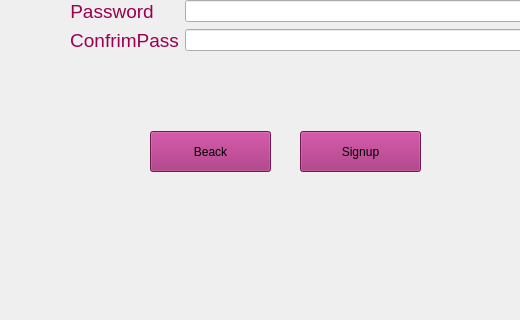
Above: form.ui from dhruveshborad/pythonProject before the change; both pictures show x 0 to 520 and y 159 to 479 of the 800 by 600 pixel window. Below: the same form after it.
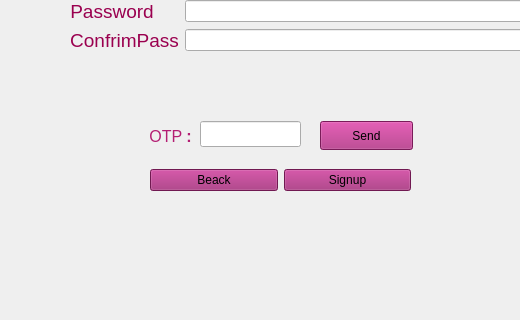
That is the form after the change.

Commit message: singup otp messages update

What changed in the file:
```diff
--- a/form.ui
+++ b/form.ui
@@ -71,15 +71,62 @@
     </item>
    </layout>
   </widget>
-  <widget class="QPushButton" name="beackbutton">
+  <widget class="QLineEdit" name="lineEditotp">
+   <property name="geometry">
+    <rect>
+     <x>200</x>
+     <y>280</y>
+     <width>101</width>
+     <height>26</height>
+    </rect>
+   </property>
+  </widget>
+  <widget class="QLabel" name="labelconfrimpass">
+   <property name="geometry">
+    <rect>
+     <x>140</x>
+     <y>280</y>
+     <width>61</width>
+     <height>31</height>
+    </rect>
+   </property>
+   <property name="text">
+    <string>&lt;html&gt;&lt;head/&gt;&lt;body&gt;&lt;p align=&quot;center&quot;&gt;&lt;span style=&quot; font-size:12pt; color:#b41e73;&quot;&gt;OTP &lt;/span&gt;&lt;span style=&quot; font-size:12pt; font-weight:700; color:#b41e73;&quot;&gt;:&lt;/span&gt;&lt;/p&gt;&lt;/body&gt;&lt;/html&gt;</string>
+   </property>
+  </widget>
+  <widget class="QPushButton" name="pushButtonsendotp">
+   <property name="geometry">
+    <rect>
+     <x>320</x>
+     <y>280</y>
+     <width>93</width>
+     <height>29</height>
+    </rect>
+   </property>
+   <property name="toolTip">
+    <string>&lt;html&gt;&lt;head/&gt;&lt;body&gt;&lt;p align=&quot;center&quot;&gt;&lt;span style=&quot; font-size:12pt; font-weight:700; color:#ba1f7c;&quot;&gt;Send&lt;/span&gt;&lt;/p&gt;&lt;/body&gt;&lt;/html&gt;</string>
+   </property>
+   <property name="styleSheet">
+    <string notr="true">background-color: qlineargradient(spread:pad, x1:0, y1:0, x2:1, y2:0, stop:0 rgba(0, 0, 0, 255), stop:1 rgba(255, 255, 255, 255));
+background-color: rgb(171, 38, 124);
+font: 12pt &quot;Segoe UI&quot;;</string>
+   </property>
+   <property name="text">
+    <string>Send</string>
+   </property>
+  </widget>
+  <widget class="QWidget" name="">
    <property name="geometry">
     <rect>
      <x>150</x>
-     <y>290</y>
-     <width>121</width>
-     <height>41</height>
+     <y>320</y>
+     <width>261</width>
+     <height>38</height>
     </rect>
    </property>
+   <layout class="QHBoxLayout" name="horizontalLayout">
+    <item>
+     <widget class="QPushButton" name="beackbutton">
    <property name="toolTip">
     <string>&lt;html&gt;&lt;head/&gt;&lt;body&gt;&lt;p align=&quot;center&quot;&gt;&lt;span style=&quot; font-weight:700; color:#ac2562;&quot;&gt;Beack&lt;/span&gt;&lt;/p&gt;&lt;/body&gt;&lt;/html&gt;</string>
    </property>
@@ -92,15 +139,9 @@
     <string>Beack</string>
    </property>
   </widget>
+    </item>
+    <item>
   <widget class="QPushButton" name="pushButtonsignup1">
-   <property name="geometry">
-    <rect>
-     <x>300</x>
-     <y>290</y>
-     <width>121</width>
-     <height>41</height>
-    </rect>
-   </property>
    <property name="toolTip">
     <string>&lt;html&gt;&lt;head/&gt;&lt;body&gt;&lt;p align=&quot;center&quot;&gt;&lt;span style=&quot; font-weight:700; color:#b63077;&quot;&gt;Signup&lt;/span&gt;&lt;/p&gt;&lt;/body&gt;&lt;/html&gt;</string>
    </property>
@@ -115,6 +156,10 @@
    <property name="text">
     <string>Signup</string>
    </property>
+     </widget>
+    </item>
+   </layout>
+   <zorder>pushButtonsignup1</zorder>
   </widget>
  </widget>
  <resources/>
```
Left out of the diff: 10 changed lines with no effect on the pictures. Lines whose indentation alone changed are shown as unchanged. The commit also changes 1 other file.
